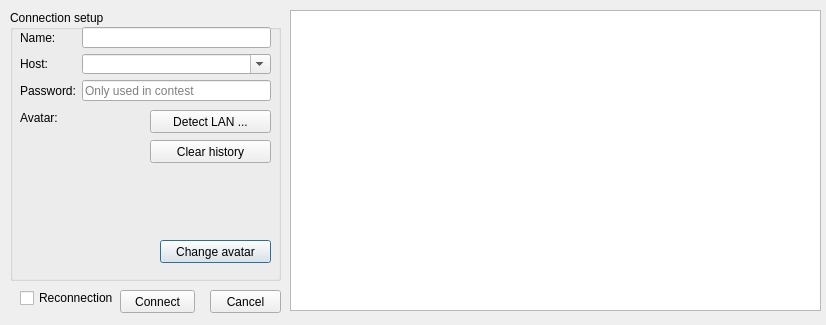
First picture: the form in src/dialog/connectiondialog.ui, repository wy19890204/Shuihusha, before the edit.
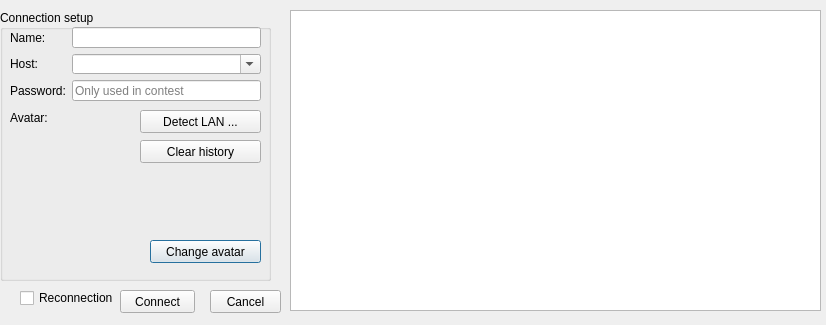
Second picture: the form after the edit.

Patch:
```diff
--- a/src/dialog/connectiondialog.ui
+++ b/src/dialog/connectiondialog.ui
@@ -19,7 +19,7 @@
   <widget class="QGroupBox" name="groupBox">
    <property name="geometry">
     <rect>
-     <x>10</x>
+     <x>0</x>
      <y>10</y>
      <width>271</width>
      <height>271</height>
```
